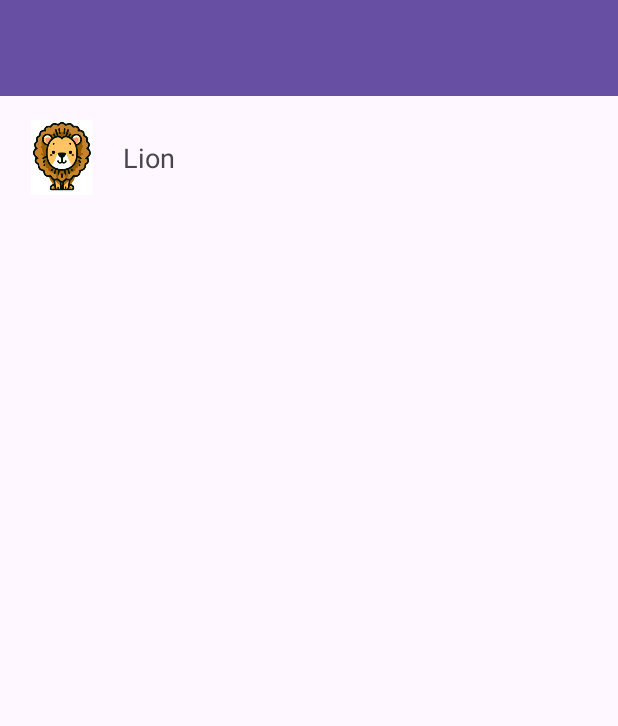
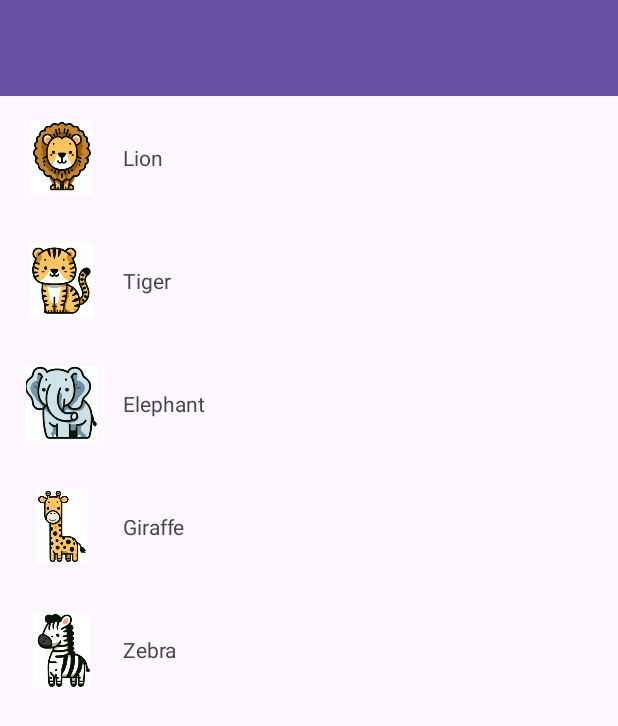
Before and after one commit to kyawminthu20/kyawminthu20.github.io, an Android app: the screen it shows after launch (MainActivity), on a phone screen of 412 x 824 dp. Shown: the top 726 px of the screen. Run offline under Robolectric (Android 15) with nearby library versions, the phone set to English and light mode, and no system bars.

Commit message:
Serialized data changed to parceable and displayed the list of animals

```diff
--- a/CS453Summer2024MobileProgramming/Assignment2/ZooDirectory/app/src/main/java/edu/csueb/android/zoodirectory/AnimalAdapter.java
+++ b/CS453Summer2024MobileProgramming/Assignment2/ZooDirectory/app/src/main/java/edu/csueb/android/zoodirectory/AnimalAdapter.java
@@ -2,6 +2,7 @@ package edu.csueb.android.zoodirectory;
 
 import android.content.Context;
 import android.content.Intent;
+import android.util.Log;
 import android.view.LayoutInflater;
 import android.view.View;
 import android.view.ViewGroup;
@@ -13,13 +14,18 @@ import androidx.recyclerview.widget.RecyclerView;
 
 import java.util.List;
 
+
+
 public class AnimalAdapter extends RecyclerView.Adapter<AnimalAdapter.AnimalViewHolder> {
     private List<Animal> animalList;
     private Context context;
 
     public AnimalAdapter(Context context, List<Animal> animalList) {
-        this.context = context;
+        this.context = context.getApplicationContext();
         this.animalList = animalList;
+        for (Animal animal : animalList) {
+            Log.d("AnimalAdapter", "Animal: " + animal.getName());
+        }
     }
 
     public class AnimalViewHolder extends RecyclerView.ViewHolder {
@@ -50,9 +56,12 @@ public class AnimalAdapter extends RecyclerView.Adapter<AnimalAdapter.AnimalView
             public void onClick(View view) {
                 Intent intent = new Intent(context, AnimalDetailActivity.class);
                 intent.putExtra("animal", animal);
+                intent.addFlags(Intent.FLAG_ACTIVITY_NEW_TASK);
                 context.startActivity(intent);
             }
         });
+        Log.d("AnimalAdapter", "Item count inside adapter: " + animalList.size());
+        Log.d("AnimalAdapter", "Binding position: " + position);
     }
 
     @Override
--- a/CS453Summer2024MobileProgramming/Assignment2/ZooDirectory/app/src/main/java/edu/csueb/android/zoodirectory/MainActivity.java
+++ b/CS453Summer2024MobileProgramming/Assignment2/ZooDirectory/app/src/main/java/edu/csueb/android/zoodirectory/MainActivity.java
@@ -1,6 +1,8 @@
 package edu.csueb.android.zoodirectory;
 
 import android.os.Bundle;
+import android.util.Log;
+
 import androidx.appcompat.app.AppCompatActivity;
 import androidx.recyclerview.widget.LinearLayoutManager;
 import androidx.recyclerview.widget.RecyclerView;
@@ -17,9 +19,8 @@ public class MainActivity extends AppCompatActivity {
         super.onCreate(savedInstanceState);
         setContentView(R.layout.activity_main);
 
-        RecyclerView recyclerView = findViewById(R.id.recyclerView);
+        recyclerView = findViewById(R.id.recyclerView);
         recyclerView.setLayoutManager(new LinearLayoutManager(this));
-
 
         animalList = new ArrayList<>();
         animalList.add(new Animal("Lion", R.drawable.lion, "The lion is a species in the family Felidae."));
@@ -29,6 +30,8 @@ public class MainActivity extends AppCompatActivity {
         animalList.add(new Animal("Zebra", R.drawable.zebra, "Zebras are African equids with distinctive black-and-white striped coats."));
 
         animalAdapter = new AnimalAdapter(this, animalList);
+        Log.d("MainActivity", "Item count: " + animalList.size());
+
         recyclerView.setAdapter(animalAdapter);
     }
 }
--- a/CS453Summer2024MobileProgramming/Assignment2/ZooDirectory/app/src/main/res/layout/activity_main.xml
+++ b/CS453Summer2024MobileProgramming/Assignment2/ZooDirectory/app/src/main/res/layout/activity_main.xml
@@ -1,5 +1,6 @@
 <?xml version="1.0" encoding="utf-8"?>
-<FrameLayout xmlns:android="http://schemas.android.com/apk/res/android"
+<RelativeLayout
+    xmlns:android="http://schemas.android.com/apk/res/android"
     xmlns:app="http://schemas.android.com/apk/res-auto"
     xmlns:tools="http://schemas.android.com/tools"
     android:id="@+id/main"
@@ -20,6 +21,6 @@
         android:id="@+id/recyclerView"
         android:layout_width="match_parent"
         android:layout_height="match_parent"
-        android:layout_marginTop="?attr/actionBarSize"/>
-
-</FrameLayout>
+        android:layout_marginTop="?attr/actionBarSize"
+        android:scrollbars="vertical"/>
+</RelativeLayout>
--- a/CS453Summer2024MobileProgramming/Assignment2/ZooDirectory/app/src/main/res/layout/animal_list_item.xml
+++ b/CS453Summer2024MobileProgramming/Assignment2/ZooDirectory/app/src/main/res/layout/animal_list_item.xml
@@ -1,21 +1,18 @@
 <?xml version="1.0" encoding="utf-8"?>
-<androidx.constraintlayout.widget.ConstraintLayout xmlns:android="http://schemas.android.com/apk/res/android"
+<LinearLayout
+    xmlns:android="http://schemas.android.com/apk/res/android"
     xmlns:tools="http://schemas.android.com/tools"
-    android:layout_width="match_parent"
-    android:layout_height="match_parent">
-
-    <LinearLayout xmlns:android="http://schemas.android.com/apk/res/android"
     android:layout_width="match_parent"
     android:layout_height="wrap_content"
     android:orientation="horizontal"
-        android:padding="16dp"
-        tools:ignore="MissingConstraints">
+    android:padding="16dp">
 
     <ImageView
         android:id="@+id/animal_image"
         android:layout_width="50dp"
         android:layout_height="50dp"
-            android:contentDescription="@string/animal_image"/>
+        android:contentDescription="@string/animal_image"
+        tools:ignore="ContentDescription" />
 
     <TextView
         android:id="@+id/animal_name"
@@ -23,9 +20,5 @@
         android:layout_height="wrap_content"
         android:layout_gravity="center_vertical"
         android:layout_marginStart="16dp"
-            android:text="@string/animal_name"
-            android:textSize="18sp"/>
+        android:text="Animal Name" />
 </LinearLayout>
-
-
-</androidx.constraintlayout.widget.ConstraintLayout>
```
Also changed, not shown: CS453Summer2024MobileProgramming/Assignment2/ZooDirectory/app/build.gradle.kts (+8 -0 lines), CS453Summer2024MobileProgramming/Assignment2/ZooDirectory/app/src/main/java/edu/csueb/android/zoodirectory/Animal.java (+37 -6 lines). Lines whose indentation alone changed are shown as unchanged.
